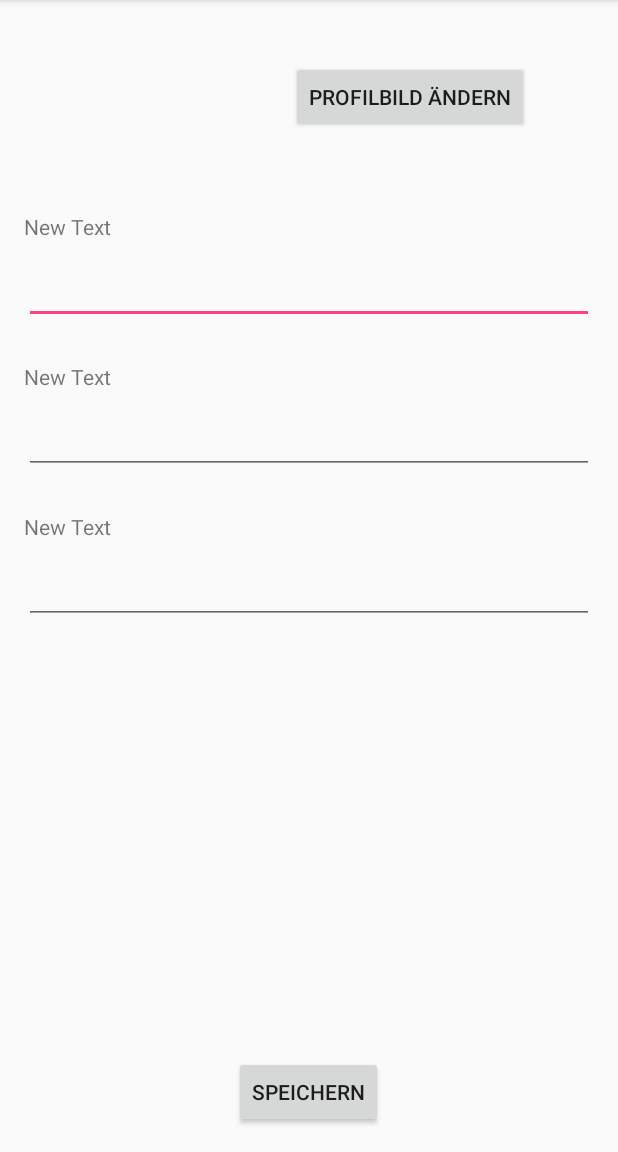
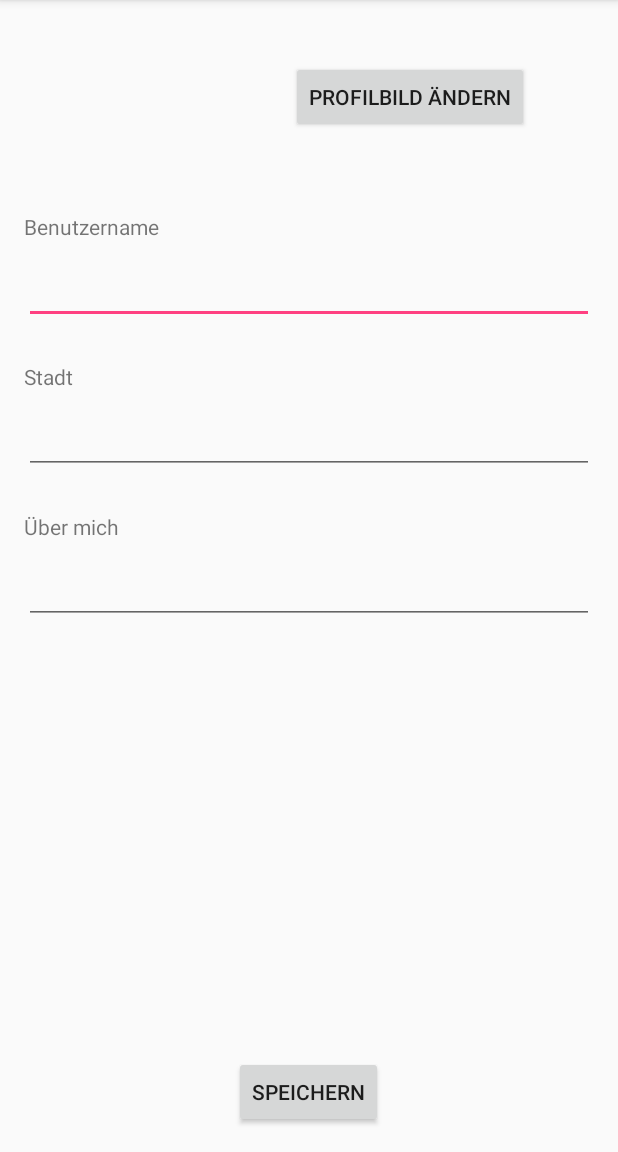
Before and after one commit to Rap-Battle-App/Frontend, an Android app: the EditProfileActivity screen opened directly, with no data from a screen before it, on a phone screen of 412 x 824 dp, the part 84-1236 px from its top. Run offline under Robolectric (Android 15) with nearby library versions, the light colour scheme and no system bars.

Commit message:
Bezeichner geändert

```diff
--- a/Rapbattle16Bars/app/src/main/java/com/batllerap/hsosna/rapbattle16bars/ProfileActivity.java
+++ b/Rapbattle16Bars/app/src/main/java/com/batllerap/hsosna/rapbattle16bars/ProfileActivity.java
@@ -54,7 +54,7 @@ public class ProfileActivity extends AppCompatActivity {
 
     public void editProfil(View v) {
 
-        Intent intent = new Intent(this, EditProfileActivity.class);
+        startActivity(new Intent(ProfileActivity.this, EditProfileActivity.class));
 
     }
 }
--- a/Rapbattle16Bars/app/src/main/res/layout/activity_edit_profile.xml
+++ b/Rapbattle16Bars/app/src/main/res/layout/activity_edit_profile.xml
@@ -19,7 +19,7 @@
     <TextView
         android:layout_width="wrap_content"
         android:layout_height="wrap_content"
-        android:text="New Text"
+        android:text="@string/strNewUsername"
         android:layout_below="@+id/imgvEditProfilePicture"
         android:layout_alignParentLeft="true"
         android:layout_alignParentStart="true"
@@ -40,7 +40,7 @@
     <TextView
         android:layout_width="wrap_content"
         android:layout_height="wrap_content"
-        android:text="New Text"
+        android:text="@string/strNewLocation"
         android:id="@+id/txtvEditLocation"
         android:layout_below="@+id/txteNewUsername"
         android:layout_alignParentLeft="true"
@@ -61,7 +61,7 @@
     <TextView
         android:layout_width="wrap_content"
         android:layout_height="wrap_content"
-        android:text="New Text"
+        android:text="@string/strNewAboutMe"
         android:id="@+id/txtvEditAboutMe"
         android:layout_below="@+id/txteNewLocation"
         android:layout_alignParentLeft="true"
--- a/Rapbattle16Bars/app/src/main/res/values/strings.xml
+++ b/Rapbattle16Bars/app/src/main/res/values/strings.xml
@@ -7,4 +7,7 @@
     <string name="editProfilePictureDescription">Preview of old profile picture</string>
     <string name="strSaveChangesDescription">Speichern</string>
     <string name="strChangeProfilePictureDescription">Profilbild ändern</string>
+    <string name="strNewUsername">Benutzername</string>
+    <string name="strNewLocation">Stadt</string>
+    <string name="strNewAboutMe">Über mich</string>
 </resources>
```
Also changed, not shown: 1 other file.
